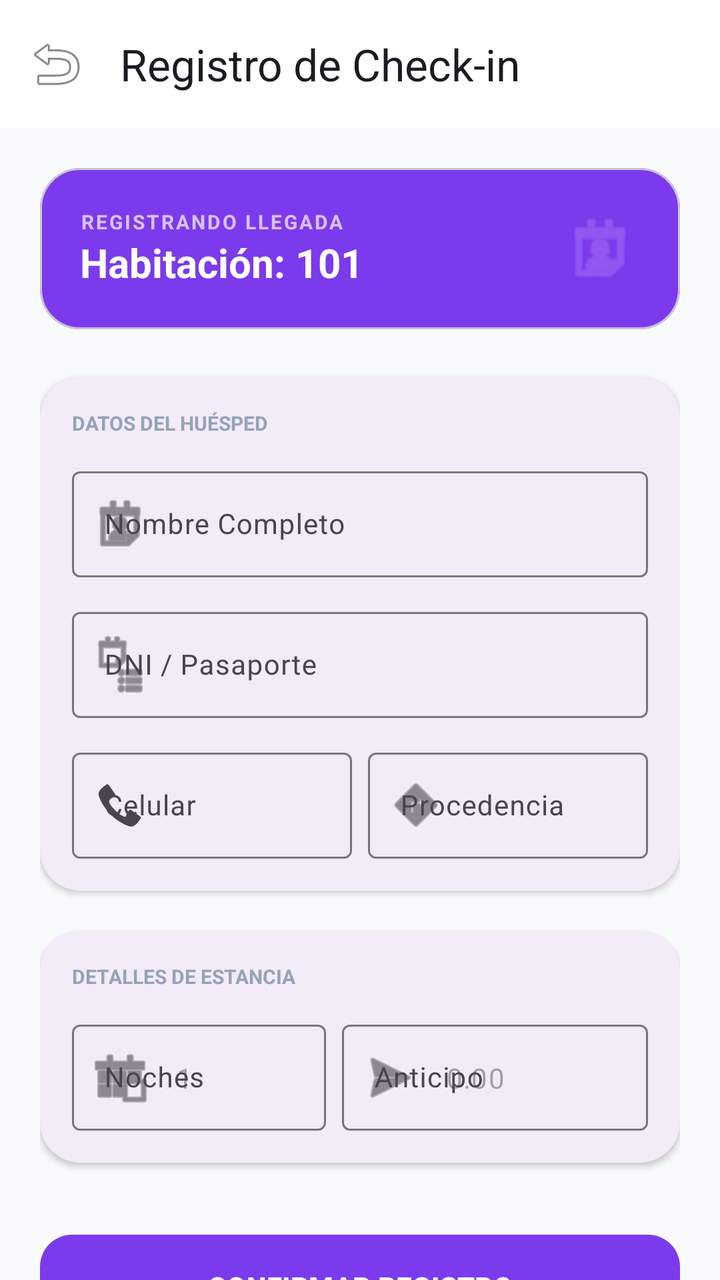
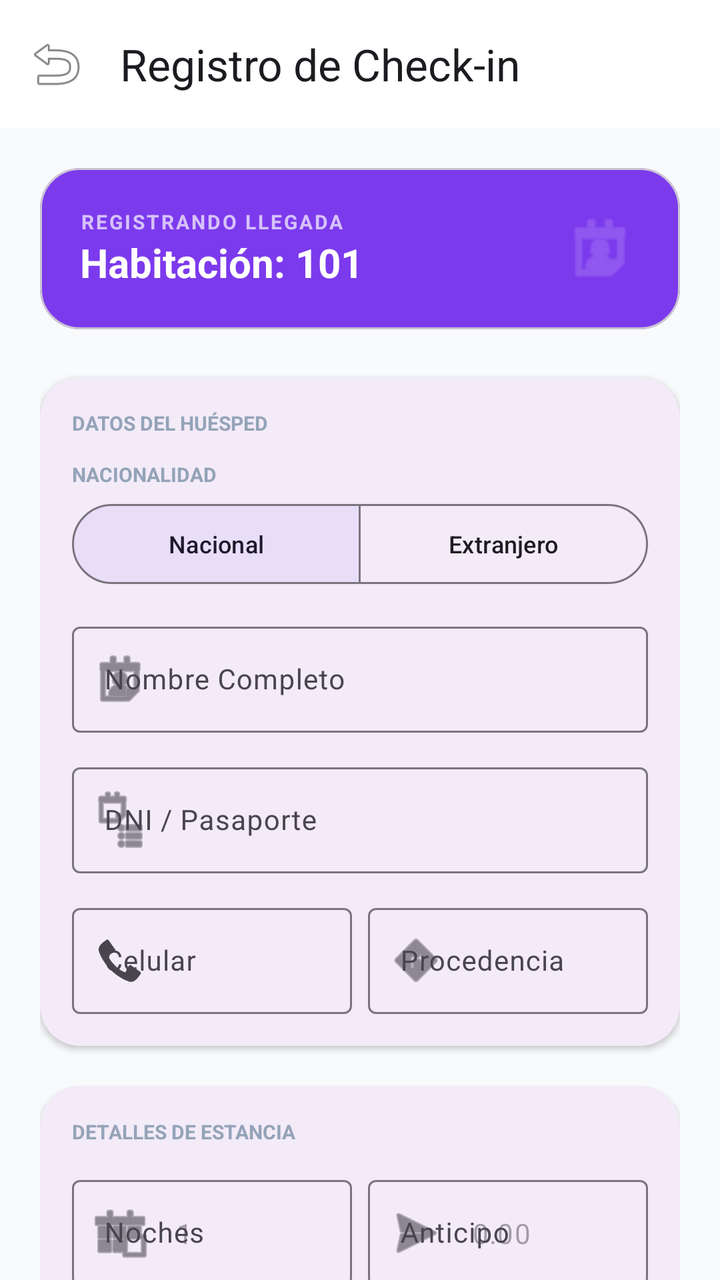

Screens rendered from an Android XML layout before and after an edit, with the pre-edit source and the edit as a unified diff.
<!-- AndroidManifest.xml: application theme Theme.Naxor -->
<!-- res/layout/activity_hotel_checkin.xml -->
<?xml version="1.0" encoding="utf-8"?>
<androidx.coordinatorlayout.widget.CoordinatorLayout xmlns:android="http://schemas.android.com/apk/res/android"
    xmlns:app="http://schemas.android.com/apk/res-auto"
    android:layout_width="match_parent"
    android:layout_height="match_parent"
    android:background="@color/slate_50">

    <com.google.android.material.appbar.AppBarLayout
        android:layout_width="match_parent"
        android:layout_height="wrap_content"
        android:background="@color/white">
        <com.google.android.material.appbar.MaterialToolbar
            android:id="@+id/toolbarCheckIn"
            android:layout_width="match_parent"
            android:layout_height="?attr/actionBarSize"
            app:title="Registro de Check-in"
            app:navigationIcon="@android:drawable/ic_menu_revert" />
    </com.google.android.material.appbar.AppBarLayout>

    <androidx.core.widget.NestedScrollView
        android:layout_width="match_parent"
        android:layout_height="match_parent"
        app:layout_behavior="@string/appbar_scrolling_view_behavior">

        <LinearLayout
            android:layout_width="match_parent"
            android:layout_height="wrap_content"
            android:orientation="vertical"
            android:padding="20dp">

            
            <com.google.android.material.card.MaterialCardView
                android:layout_width="match_parent"
                android:layout_height="wrap_content"
                app:cardCornerRadius="20dp"
                app:cardElevation="0dp"
                app:cardBackgroundColor="@color/purple_600"
                android:layout_marginBottom="24dp">
                <LinearLayout
                    android:layout_width="match_parent"
                    android:layout_height="wrap_content"
                    android:orientation="horizontal"
                    android:padding="20dp"
                    android:gravity="center_vertical">
                    <LinearLayout
                        android:layout_width="0dp"
                        android:layout_height="wrap_content"
                        android:layout_weight="1"
                        android:orientation="vertical">
                        <TextView
                            android:layout_width="wrap_content"
                            android:layout_height="wrap_content"
                            android:text="REGISTRANDO LLEGADA"
                            android:textSize="10sp"
                            android:textStyle="bold"
                            android:textColor="#B0FFFFFF"
                            android:letterSpacing="0.1" />
                        <TextView
                            android:id="@+id/tvRoomInfo"
                            android:layout_width="wrap_content"
                            android:layout_height="wrap_content"
                            android:text="Habitación: 101"
                            android:textSize="20sp"
                            android:textStyle="bold"
                            android:textColor="@color/white" />
                    </LinearLayout>
                    <ImageView
                        android:layout_width="40dp"
                        android:layout_height="40dp"
                        android:src="@android:drawable/ic_menu_my_calendar"
                        app:tint="#40FFFFFF" />
                </LinearLayout>
            </com.google.android.material.card.MaterialCardView>

            
            <com.google.android.material.card.MaterialCardView
                android:layout_width="match_parent"
                android:layout_height="wrap_content"
                app:cardCornerRadius="20dp"
                app:cardElevation="2dp"
                app:strokeWidth="0dp"
                android:layout_marginBottom="20dp">

                <LinearLayout
                    android:layout_width="match_parent"
                    android:layout_height="wrap_content"
                    android:orientation="vertical"
                    android:padding="16dp">

                    <TextView
                        android:layout_width="wrap_content"
                        android:layout_height="wrap_content"
                        android:text="DATOS DEL HUÉSPED"
                        android:textSize="10sp"
                        android:textStyle="bold"
                        android:textColor="@color/slate_400"
                        android:layout_marginBottom="12dp" />

                    <com.google.android.material.textfield.TextInputLayout
                        style="@style/Widget.Material3.TextInputLayout.OutlinedBox"
                        android:layout_width="match_parent"
                        android:layout_height="wrap_content"
                        android:hint="Nombre Completo"
                        app:startIconDrawable="@android:drawable/ic_menu_my_calendar"
                        android:layout_marginBottom="12dp">
                        <com.google.android.material.textfield.TextInputEditText
                            android:id="@+id/etGuestName"
                            android:layout_width="match_parent"
                            android:layout_height="wrap_content"
                            android:inputType="textCapWords"
                            android:textSize="14sp"
                            android:imeOptions="actionNext" />
                    </com.google.android.material.textfield.TextInputLayout>

                    <com.google.android.material.textfield.TextInputLayout
                        style="@style/Widget.Material3.TextInputLayout.OutlinedBox"
                        android:layout_width="match_parent"
                        android:layout_height="wrap_content"
                        android:hint="DNI / Pasaporte"
                        app:startIconDrawable="@android:drawable/ic_menu_agenda"
                        android:layout_marginBottom="12dp">
                        <com.google.android.material.textfield.TextInputEditText
                            android:id="@+id/etGuestDoc"
                            android:layout_width="match_parent"
                            android:layout_height="wrap_content"
                            android:inputType="number"
                            android:textSize="14sp"
                            android:imeOptions="actionNext" />
                    </com.google.android.material.textfield.TextInputLayout>

                    <LinearLayout
                        android:layout_width="match_parent"
                        android:layout_height="wrap_content"
                        android:orientation="horizontal">

                        <com.google.android.material.textfield.TextInputLayout
                            style="@style/Widget.Material3.TextInputLayout.OutlinedBox"
                            android:layout_width="0dp"
                            android:layout_height="wrap_content"
                            android:layout_weight="1"
                            android:hint="Celular"
                            android:layout_marginEnd="4dp"
                            app:startIconDrawable="@android:drawable/stat_sys_phone_call">
                            <com.google.android.material.textfield.TextInputEditText
                                android:id="@+id/etGuestPhone"
                                android:layout_width="match_parent"
                                android:layout_height="wrap_content"
                                android:inputType="phone"
                                android:textSize="14sp"
                                android:imeOptions="actionNext" />
                        </com.google.android.material.textfield.TextInputLayout>

                        <com.google.android.material.textfield.TextInputLayout
                            style="@style/Widget.Material3.TextInputLayout.OutlinedBox"
                            android:layout_width="0dp"
                            android:layout_height="wrap_content"
                            android:layout_weight="1"
                            android:layout_marginStart="4dp"
                            android:hint="Procedencia"
                            app:startIconDrawable="@android:drawable/ic_menu_directions">
                            <com.google.android.material.textfield.TextInputEditText
                                android:id="@+id/etGuestOrigin"
                                android:layout_width="match_parent"
                                android:layout_height="wrap_content"
                                android:inputType="textCapSentences"
                                android:textSize="14sp"
                                android:imeOptions="actionNext" />
                        </com.google.android.material.textfield.TextInputLayout>
                    </LinearLayout>
                </LinearLayout>
            </com.google.android.material.card.MaterialCardView>

            
            <com.google.android.material.card.MaterialCardView
                android:layout_width="match_parent"
                android:layout_height="wrap_content"
                app:cardCornerRadius="20dp"
                app:cardElevation="2dp"
                app:strokeWidth="0dp"
                android:layout_marginBottom="32dp">
                <LinearLayout
                    android:layout_width="match_parent"
                    android:layout_height="wrap_content"
                    android:orientation="vertical"
                    android:padding="16dp">

                    <TextView
                        android:layout_width="wrap_content"
                        android:layout_height="wrap_content"
                        android:text="DETALLES DE ESTANCIA"
                        android:textSize="10sp"
                        android:textStyle="bold"
                        android:textColor="@color/slate_400"
                        android:layout_marginBottom="12dp" />

                    <LinearLayout
                        android:layout_width="match_parent"
                        android:layout_height="wrap_content"
                        android:orientation="horizontal">

                        <com.google.android.material.textfield.TextInputLayout
                            style="@style/Widget.Material3.TextInputLayout.OutlinedBox"
                            android:layout_width="0dp"
                            android:layout_height="wrap_content"
                            android:layout_weight="1"
                            android:layout_marginEnd="4dp"
                            android:hint="Noches"
                            app:startIconDrawable="@android:drawable/ic_menu_today">
                            <com.google.android.material.textfield.TextInputEditText
                                android:id="@+id/etStayDays"
                                android:layout_width="match_parent"
                                android:layout_height="wrap_content"
                                android:inputType="number"
                                android:textSize="14sp"
                                android:imeOptions="actionNext"
                                android:hint="1" />
                        </com.google.android.material.textfield.TextInputLayout>

                        <com.google.android.material.textfield.TextInputLayout
                            style="@style/Widget.Material3.TextInputLayout.OutlinedBox"
                            android:layout_width="0dp"
                            android:layout_height="wrap_content"
                            android:layout_weight="1.2"
                            android:layout_marginStart="4dp"
                            android:hint="Anticipo"
                            app:startIconDrawable="@android:drawable/ic_menu_send"
                            app:prefixText="S/ ">
                            <com.google.android.material.textfield.TextInputEditText
                                android:id="@+id/etDeposit"
                                android:layout_width="match_parent"
                                android:layout_height="wrap_content"
                                android:inputType="numberDecimal"
                                android:textSize="14sp"
                                android:imeOptions="actionDone"
                                android:hint="0.00" />
                        </com.google.android.material.textfield.TextInputLayout>
                    </LinearLayout>
                </LinearLayout>
            </com.google.android.material.card.MaterialCardView>

            <com.google.android.material.button.MaterialButton
                android:id="@+id/btnConfirmCheckIn"
                android:layout_width="match_parent"
                android:layout_height="60dp"
                android:text="CONFIRMAR REGISTRO"
                android:textSize="14sp"
                android:textStyle="bold"
                app:cornerRadius="16dp"
                app:backgroundTint="@color/purple_600" />

        </LinearLayout>
    </androidx.core.widget.NestedScrollView>
</androidx.coordinatorlayout.widget.CoordinatorLayout>
<!-- resources referenced by this layout -->
<resources>
  <color name="purple_600">#7C3AED</color>
  <color name="slate_400">#94A3B8</color>
  <color name="slate_50">#F8FAFC</color>
  <color name="white">#FFFFFFFF</color>
  <style name="Theme.Naxor" parent="Base.Theme.Naxor" />
  <style name="Base.Theme.Naxor" parent="Theme.Material3.DayNight.NoActionBar">
          
          
      </style>
</resources>

<!-- the commit's change to res/layout/activity_hotel_checkin.xml (unified diff, before → after) -->
@@ -96,6 +96,45 @@
                         android:textColor="@color/slate_400"
                         android:layout_marginBottom="12dp" />
 
+                    <LinearLayout
+                        android:layout_width="match_parent"
+                        android:layout_height="wrap_content"
+                        android:orientation="vertical"
+                        android:layout_marginBottom="12dp">
+                        <TextView
+                            android:layout_width="wrap_content"
+                            android:layout_height="wrap_content"
+                            android:text="NACIONALIDAD"
+                            android:textSize="10sp"
+                            android:textStyle="bold"
+                            android:textColor="@color/slate_400"
+                            android:layout_marginBottom="4dp" />
+                        <com.google.android.material.button.MaterialButtonToggleGroup
+                            android:id="@+id/toggleNationality"
+                            android:layout_width="match_parent"
+                            android:layout_height="wrap_content"
+                            app:singleSelection="true"
+                            app:selectionRequired="true"
+                            app:checkedButton="@id/btnNational">
+                            <com.google.android.material.button.MaterialButton
+                                android:id="@+id/btnNational"
+                                style="@style/Widget.Material3.Button.OutlinedButton"
+                                android:layout_width="0dp"
+                                android:layout_height="wrap_content"
+                                android:layout_weight="1"
+                                android:text="Nacional"
+                                android:textSize="12sp" />
+                            <com.google.android.material.button.MaterialButton
+                                android:id="@+id/btnForeigner"
+                                style="@style/Widget.Material3.Button.OutlinedButton"
+                                android:layout_width="0dp"
+                                android:layout_height="wrap_content"
+                                android:layout_weight="1"
+                                android:text="Extranjero"
+                                android:textSize="12sp" />
+                        </com.google.android.material.button.MaterialButtonToggleGroup>
+                    </LinearLayout>
+
                     <com.google.android.material.textfield.TextInputLayout
                         style="@style/Widget.Material3.TextInputLayout.OutlinedBox"
                         android:layout_width="match_parent"
@@ -220,7 +259,7 @@
                             style="@style/Widget.Material3.TextInputLayout.OutlinedBox"
                             android:layout_width="0dp"
                             android:layout_height="wrap_content"
-                            android:layout_weight="1.2"
+                            android:layout_weight="1"
                             android:layout_marginStart="4dp"
                             android:hint="Anticipo"
                             app:startIconDrawable="@android:drawable/ic_menu_send"
@@ -231,10 +270,19 @@
                                 android:layout_height="wrap_content"
                                 android:inputType="numberDecimal"
                                 android:textSize="14sp"
-                                android:imeOptions="actionDone"
+                                android:imeOptions="actionNext"
                                 android:hint="0.00" />
                         </com.google.android.material.textfield.TextInputLayout>
                     </LinearLayout>
+
+                    <com.google.android.material.checkbox.MaterialCheckBox
+                        android:id="@+id/cbPayInitialNights"
+                        android:layout_width="match_parent"
+                        android:layout_height="wrap_content"
+                        android:text="¿Cubre el pago la estancia total?"
+                        android:textSize="12sp"
+                        android:textColor="@color/slate_600"
+                        android:layout_marginTop="4dp" />
                 </LinearLayout>
             </com.google.android.material.card.MaterialCardView>
 
<!-- resource entries referenced after the edit -->
@@ -3,6 +3,7 @@
   <color name="purple_600">#7C3AED</color>
   <color name="slate_400">#94A3B8</color>
   <color name="slate_50">#F8FAFC</color>
+  <color name="slate_600">#475569</color>
   <color name="white">#FFFFFFFF</color>
   <style name="Theme.Naxor" parent="Base.Theme.Naxor" />
   <style name="Base.Theme.Naxor" parent="Theme.Material3.DayNight.NoActionBar">
